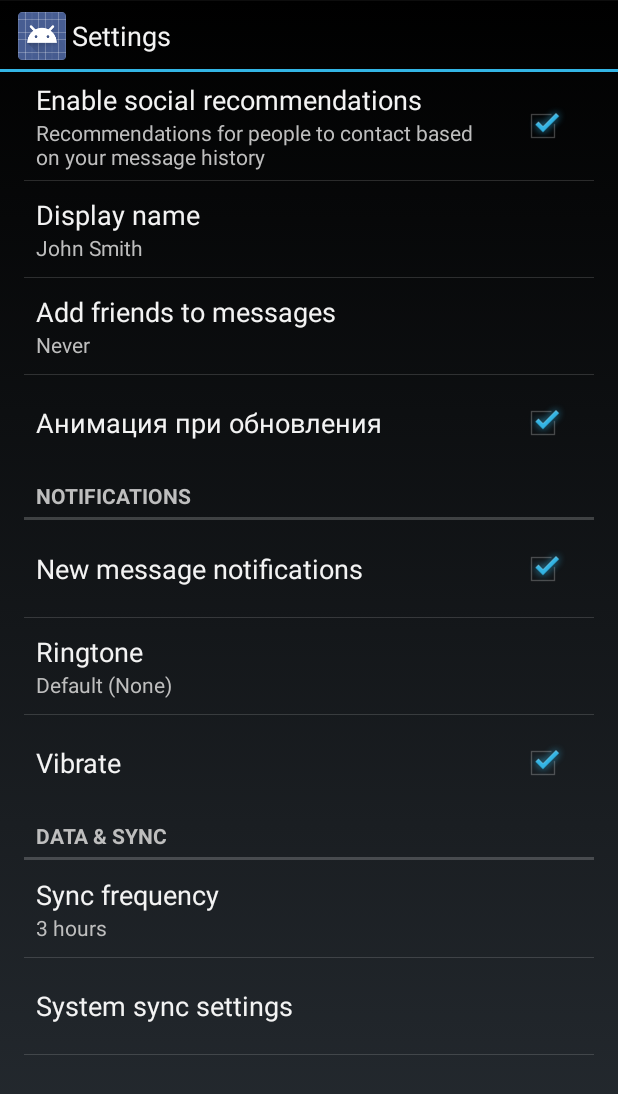
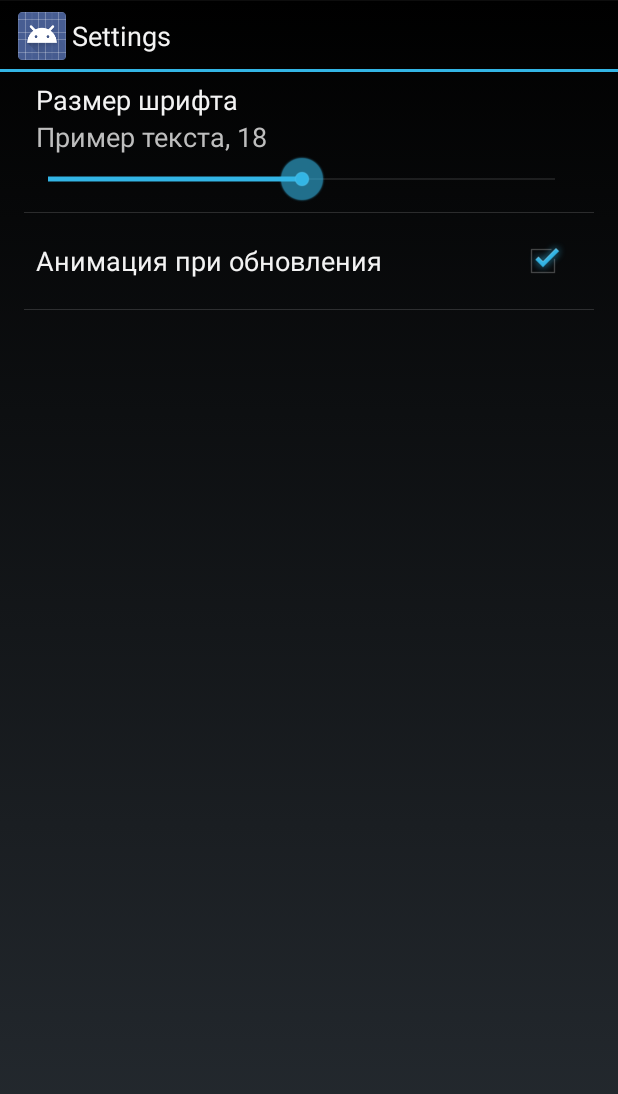
Before and after one commit to funster/another-yet-bash-client, an Android app: the SettingsActivity screen opened directly, with no data from a screen before it, on a phone screen of 412 x 824 dp. Shown: the top 1094 px of the screen. Run offline under Robolectric (Android 15) with nearby library versions, the phone set to English and light mode, and no system bars.

Commit message:
clean up

```diff
--- a/AnotherYetBashClient/build.gradle
+++ b/AnotherYetBashClient/build.gradle
@@ -11,7 +11,7 @@ android {
     buildToolsVersion '20'
 
     defaultConfig {
-        versionCode 2
+        versionCode 3
         versionName '0.1'
         minSdkVersion 17
         targetSdkVersion 19
@@ -37,5 +37,6 @@ android {
     lintOptions {
         quiet true
         abortOnError false
+        checkReleaseBuilds false
     }
 }
--- /dev/null
+++ b/AnotherYetBashClient/src/main/java/ru/aim/anotheryetbashclient/FontPreference.java
@@ -0,0 +1,240 @@
+package ru.aim.anotheryetbashclient;
+
+import android.content.Context;
+import android.content.res.TypedArray;
+import android.os.Parcel;
+import android.os.Parcelable;
+import android.preference.Preference;
+import android.util.AttributeSet;
+import android.view.View;
+import android.widget.SeekBar;
+import android.widget.TextView;
+
+@SuppressWarnings("unused")
+public class FontPreference extends Preference implements SeekBar.OnSeekBarChangeListener {
+
+    TextView exampleTextView;
+    SeekBar seekBar;
+
+    int mMax = 28;
+    int mProgress = 0;
+    boolean mTrackingTouch;
+    int mMinValue;
+    int mMaxValue;
+    int mMidValue;
+
+    public FontPreference(Context context, AttributeSet attrs, int defStyle) {
+        super(context, attrs, defStyle);
+        setLayoutResource(R.layout.preference_seekbar);
+        TypedArray a = context.getTheme().obtainStyledAttributes(android.R.style.TextAppearance_Small, new int[]{android.R.attr.textSize});
+        mMinValue = toSp(a.getString(0));
+        a.recycle();
+        a = context.getTheme().obtainStyledAttributes(android.R.style.TextAppearance_Large, new int[]{android.R.attr.textSize});
+        mMaxValue = toSp(a.getString(0));
+        a.recycle();
+        a = context.getTheme().obtainStyledAttributes(android.R.style.TextAppearance_Medium, new int[]{android.R.attr.textSize});
+        mMidValue = toSp(a.getString(0));
+        a.recycle();
+    }
+
+    static int toSp(String spText) {
+        return Integer.parseInt(spText.replace(".0sp", ""));
+    }
+
+    public FontPreference(Context context, AttributeSet attrs) {
+        this(context, attrs, 0);
+    }
+
+    public FontPreference(Context context) {
+        this(context, null);
+    }
+
+    @Override
+    protected void onBindView(View view) {
+        super.onBindView(view);
+        seekBar = (SeekBar) view.findViewById(R.id.seekbar);
+        seekBar.setOnSeekBarChangeListener(this);
+        mProgress = getPersistedInt(0);
+        if (mProgress == 0) {
+            mProgress = mMidValue - mMinValue;
+        } else {
+            mProgress = mProgress - mMinValue;
+        }
+        seekBar.setProgress(mProgress);
+        seekBar.setMax(mMaxValue - mMinValue);
+        seekBar.setEnabled(isEnabled());
+        exampleTextView = (TextView) view.findViewById(R.id.summary);
+        applyFontSize();
+    }
+
+    @Override
+    public CharSequence getSummary() {
+        return null;
+    }
+
+    @Override
+    protected void onSetInitialValue(boolean restoreValue, Object defaultValue) {
+//        setProgress(restoreValue ? getPersistedInt(mProgress)
+//                : (Integer) defaultValue);
+    }
+
+    @Override
+    protected Object onGetDefaultValue(TypedArray a, int index) {
+        return a.getInt(index, 0);
+    }
+
+    public void setMax(int max) {
+        if (max != mMax) {
+            mMax = max;
+            notifyChanged();
+        }
+    }
+
+    public void setProgress(int progress) {
+        setProgress(progress, true);
+    }
+
+    private void setProgress(int progress, boolean notifyChanged) {
+        if (progress > mMax) {
+            progress = mMax;
+        }
+        if (progress < 0) {
+            progress = 0;
+        }
+        if (progress != mProgress) {
+            mProgress = progress;
+            persistInt(progress + mMinValue);
+            if (notifyChanged) {
+                notifyChanged();
+            }
+        }
+    }
+
+    public int getProgress() {
+        return mProgress;
+    }
+
+    /**
+     * Persist the seekBar's progress value if callChangeListener
+     * returns true, otherwise set the seekBar's progress to the stored value
+     */
+    void syncProgress(SeekBar seekBar) {
+        int progress = seekBar.getProgress();
+        if (progress != mProgress) {
+            if (callChangeListener(progress)) {
+                setProgress(progress, false);
+            } else {
+                seekBar.setProgress(mProgress);
+            }
+        }
+        applyFontSize();
+    }
+
+    void applyFontSize() {
+        int inSp = seekBar.getProgress() + mMinValue;
+        exampleTextView.setTextSize(inSp);
+        exampleTextView.setText(getContext().getString(R.string.font_size_example, inSp));
+    }
+
+    @Override
+    public void onProgressChanged(
+            SeekBar seekBar, int progress, boolean fromUser) {
+        if (fromUser && !mTrackingTouch) {
+            syncProgress(seekBar);
+        }
+    }
+
+    @Override
+    public void onStartTrackingTouch(SeekBar seekBar) {
+        mTrackingTouch = true;
+    }
+
+    @Override
+    public void onStopTrackingTouch(SeekBar seekBar) {
+        mTrackingTouch = false;
+        if (seekBar.getProgress() != mProgress) {
+            syncProgress(seekBar);
+        }
+    }
+
+    @Override
+    protected Parcelable onSaveInstanceState() {
+        /*
+         * Suppose a client uses this preference type without persisting. We
+         * must save the instance state so it is able to, for example, survive
+         * orientation changes.
+         */
+
+        final Parcelable superState = super.onSaveInstanceState();
+        if (isPersistent()) {
+            // No need to save instance state since it's persistent
+            return superState;
+        }
+
+        // Save the instance state
+        final SavedState myState = new SavedState(superState);
+        myState.progress = mProgress;
+        myState.max = mMax;
+        return myState;
+    }
+
+    @Override
+    protected void onRestoreInstanceState(Parcelable state) {
+        if (!state.getClass().equals(SavedState.class)) {
+            // Didn't save state for us in onSaveInstanceState
+            super.onRestoreInstanceState(state);
+            return;
+        }
+
+        // Restore the instance state
+        SavedState myState = (SavedState) state;
+        super.onRestoreInstanceState(myState.getSuperState());
+        mProgress = myState.progress;
+        mMax = myState.max;
+        notifyChanged();
+    }
+
+    /**
+     * SavedState, a subclass of {@link BaseSavedState}, will store the state
+     * of MyPreference, a subclass of Preference.
+     * <p/>
+     * It is important to always call through to super methods.
+     */
+    private static class SavedState extends BaseSavedState {
+        int progress;
+        int max;
+
+        public SavedState(Parcel source) {
+            super(source);
+
+            // Restore the click counter
+            progress = source.readInt();
+            max = source.readInt();
+        }
+
+        @Override
+        public void writeToParcel(Parcel dest, int flags) {
+            super.writeToParcel(dest, flags);
+
+            // Save the click counter
+            dest.writeInt(progress);
+            dest.writeInt(max);
+        }
+
+        public SavedState(Parcelable superState) {
+            super(superState);
+        }
+
+        @SuppressWarnings("unused")
+        public static final Parcelable.Creator<SavedState> CREATOR =
+                new Parcelable.Creator<SavedState>() {
+                    public SavedState createFromParcel(Parcel in) {
+                        return new SavedState(in);
+                    }
+
+                    public SavedState[] newArray(int size) {
+                        return new SavedState[size];
+                    }
+                };
+    }
+}
--- a/AnotherYetBashClient/src/main/java/ru/aim/anotheryetbashclient/SettingsActivity.java
+++ b/AnotherYetBashClient/src/main/java/ru/aim/anotheryetbashclient/SettingsActivity.java
@@ -11,7 +11,6 @@ import android.os.Bundle;
 import android.preference.ListPreference;
 import android.preference.Preference;
 import android.preference.PreferenceActivity;
-import android.preference.PreferenceCategory;
 import android.preference.PreferenceFragment;
 import android.preference.PreferenceManager;
 import android.preference.RingtonePreference;
@@ -68,24 +67,24 @@ public class SettingsActivity extends PreferenceActivity {
         addPreferencesFromResource(R.xml.pref_anim);
 
         // Add 'notifications' preferences, and a corresponding header.
-        PreferenceCategory fakeHeader = new PreferenceCategory(this);
-        fakeHeader.setTitle(R.string.pref_header_notifications);
-        getPreferenceScreen().addPreference(fakeHeader);
-        addPreferencesFromResource(R.xml.pref_notification);
+//        PreferenceCategory fakeHeader = new PreferenceCategory(this);
+//        fakeHeader.setTitle(R.string.pref_header_notifications);
+//        getPreferenceScreen().addPreference(fakeHeader);
+//        addPreferencesFromResource(R.xml.pref_notification);
 
         // Add 'data and sync' preferences, and a corresponding header.
-        fakeHeader = new PreferenceCategory(this);
-        fakeHeader.setTitle(R.string.pref_header_data_sync);
-        getPreferenceScreen().addPreference(fakeHeader);
-        addPreferencesFromResource(R.xml.pref_data_sync);
+        // fakeHeader = new PreferenceCategory(this);
+        // fakeHeader.setTitle(R.string.pref_header_data_sync);
+        // getPreferenceScreen().addPreference(fakeHeader);
+        // addPreferencesFromResource(R.xml.pref_data_sync);
 
         // Bind the summaries of EditText/List/Dialog/Ringtone preferences to
         // their values. When their values change, their summaries are updated
         // to reflect the new value, per the Android Design guidelines.
-        bindPreferenceSummaryToValue(findPreference("example_text"));
-        bindPreferenceSummaryToValue(findPreference("example_list"));
-        bindPreferenceSummaryToValue(findPreference("notifications_new_message_ringtone"));
-        bindPreferenceSummaryToValue(findPreference("sync_frequency"));
+//        bindPreferenceSummaryToValue(findPreference("example_text"));
+//        bindPreferenceSummaryToValue(findPreference("example_list"));
+//        bindPreferenceSummaryToValue(findPreference("notifications_new_message_ringtone"));
+        // bindPreferenceSummaryToValue(findPreference("sync_frequency"));
     }
 
     /** {@inheritDoc} */
@@ -208,13 +207,14 @@ public class SettingsActivity extends PreferenceActivity {
         public void onCreate(Bundle savedInstanceState) {
             super.onCreate(savedInstanceState);
             addPreferencesFromResource(R.xml.pref_general);
+            addPreferencesFromResource(R.xml.pref_anim);
 
             // Bind the summaries of EditText/List/Dialog/Ringtone preferences
             // to their values. When their values change, their summaries are
             // updated to reflect the new value, per the Android Design
             // guidelines.
-            bindPreferenceSummaryToValue(findPreference("example_text"));
-            bindPreferenceSummaryToValue(findPreference("example_list"));
+//            bindPreferenceSummaryToValue(findPreference("example_text"));
+//            bindPreferenceSummaryToValue(findPreference("example_list"));
         }
     }
 
--- /dev/null
+++ b/AnotherYetBashClient/src/main/res/layout/preference_seekbar.xml
@@ -0,0 +1,56 @@
+<?xml version="1.0" encoding="utf-8"?>
+
+<RelativeLayout xmlns:android="http://schemas.android.com/apk/res/android"
+    android:layout_width="match_parent"
+    android:layout_height="wrap_content"
+    android:minHeight="?android:attr/listPreferredItemHeight"
+    android:gravity="center_vertical"
+    android:layout_marginStart="16dip"
+    android:layout_marginEnd="8dip"
+    android:layout_marginTop="6dip"
+    android:layout_marginBottom="6dip"
+    android:paddingTop="6dp"
+    android:paddingBottom="6dp"
+    android:paddingEnd="?android:attr/scrollbarSize">
+
+    <TextView
+        android:paddingLeft="8dp"
+        android:text="@string/font_size_title"
+        android:id="@+id/title"
+        android:layout_width="wrap_content"
+        android:layout_height="wrap_content"
+        android:singleLine="true"
+        android:textAppearance="?android:attr/textAppearanceMedium"
+        android:ellipsize="marquee"
+        android:fadingEdge="horizontal" />
+
+    <TextView
+        android:paddingLeft="8dp"
+        android:id="@+id/summary"
+        android:text="@string/font_size_example"
+        android:layout_width="wrap_content"
+        android:layout_height="wrap_content"
+        android:layout_below="@id/title"
+        android:layout_alignStart="@id/title"
+        android:textAppearance="?android:attr/textAppearanceSmall"
+        android:textColor="?android:attr/textColorSecondary"
+        android:maxLines="4" />
+
+    <LinearLayout
+        android:id="@+id/widget_frame"
+        android:layout_width="wrap_content"
+        android:layout_height="match_parent"
+        android:layout_below="@android:id/summary"
+        android:layout_alignStart="@id/title"
+        android:gravity="center"
+        android:orientation="vertical" />
+
+    <SeekBar
+        android:id="@+id/seekbar"
+        android:layout_width="match_parent"
+        android:layout_height="wrap_content"
+        android:layout_below="@id/summary"
+        android:layout_toEndOf="@id/widget_frame"
+        android:layout_alignParentEnd="true" />
+
+</RelativeLayout>
--- a/AnotherYetBashClient/src/main/res/values/strings.xml
+++ b/AnotherYetBashClient/src/main/res/values/strings.xml
@@ -77,4 +77,6 @@
     <string name="add_to_favorites">Add to favorites</string>
     <string name="error_send_request">Не удалось отправить запрос</string>
     <string name="vote_accepted">Ваш голос учтён</string>
+    <string name="font_size_title">Размер шрифта</string>
+    <string name="font_size_example">Пример текста, %s</string>
 </resources>
--- a/AnotherYetBashClient/src/main/res/xml/pref_general.xml
+++ b/AnotherYetBashClient/src/main/res/xml/pref_general.xml
@@ -1,33 +1,39 @@
 <PreferenceScreen xmlns:android="http://schemas.android.com/apk/res/android">
 
-    <CheckBoxPreference
-            android:key="example_checkbox"
-            android:title="@string/pref_title_social_recommendations"
-            android:summary="@string/pref_description_social_recommendations"
-            android:defaultValue="true"/>
+    <!--<CheckBoxPreference-->
+            <!--android:key="example_checkbox"-->
+            <!--android:title="@string/pref_title_social_recommendations"-->
+            <!--android:summary="@string/pref_description_social_recommendations"-->
+            <!--android:defaultValue="true"/>-->
 
-    <!-- NOTE: EditTextPreference accepts EditText attributes. -->
-    <!-- NOTE: EditTextPreference's summary should be set to its value by the activity code. -->
-    <EditTextPreference
-            android:key="example_text"
-            android:title="@string/pref_title_display_name"
-            android:defaultValue="@string/pref_default_display_name"
-            android:selectAllOnFocus="true"
-            android:inputType="textCapWords"
-            android:capitalize="words"
-            android:singleLine="true"
-            android:maxLines="1"/>
+    <!--&lt;!&ndash; NOTE: EditTextPreference accepts EditText attributes. &ndash;&gt;-->
+    <!--&lt;!&ndash; NOTE: EditTextPreference's summary should be set to its value by the activity code. &ndash;&gt;-->
+    <!--<EditTextPreference-->
+            <!--android:key="example_text"-->
+            <!--android:title="@string/pref_title_display_name"-->
+            <!--android:defaultValue="@string/pref_default_display_name"-->
+            <!--android:selectAllOnFocus="true"-->
+            <!--android:inputType="textCapWords"-->
+            <!--android:capitalize="words"-->
+            <!--android:singleLine="true"-->
+            <!--android:maxLines="1"/>-->
 
-    <!-- NOTE: Hide buttons to simplify the UI. Users can touch outside the dialog to
-         dismiss it. -->
-    <!-- NOTE: ListPreference's summary should be set to its value by the activity code. -->
-    <ListPreference
-            android:key="example_list"
-            android:title="@string/pref_title_add_friends_to_messages"
-            android:defaultValue="-1"
-            android:entries="@array/pref_example_list_titles"
-            android:entryValues="@array/pref_example_list_values"
-            android:negativeButtonText="@null"
-            android:positiveButtonText="@null"/>
+    <!--&lt;!&ndash; NOTE: Hide buttons to simplify the UI. Users can touch outside the dialog to-->
+         <!--dismiss it. &ndash;&gt;-->
+    <!--&lt;!&ndash; NOTE: ListPreference's summary should be set to its value by the activity code. &ndash;&gt;-->
+    <!--<ListPreference-->
+            <!--android:key="example_list"-->
+            <!--android:title="@string/pref_title_add_friends_to_messages"-->
+            <!--android:defaultValue="-1"-->
+            <!--android:entries="@array/pref_example_list_titles"-->
+            <!--android:entryValues="@array/pref_example_list_values"-->
+            <!--android:negativeButtonText="@null"-->
+            <!--android:positiveButtonText="@null"/>-->
+
+    <ru.aim.anotheryetbashclient.FontPreference
+        android:max="24"
+        android:key="font_size"
+        android:title="Font size"
+        android:summary="Set font size"/>
 
 </PreferenceScreen>
--- a/AnotherYetBashClient/src/main/res/xml/pref_headers.xml
+++ b/AnotherYetBashClient/src/main/res/xml/pref_headers.xml
@@ -10,8 +10,8 @@
         android:fragment="ru.aim.anotheryetbashclient.SettingsActivity$NotificationPreferenceFragment"
         android:title="@string/pref_header_notifications" />
 
-    <header
-        android:fragment="ru.aim.anotheryetbashclient.SettingsActivity$DataSyncPreferenceFragment"
-        android:title="@string/pref_header_data_sync" />
+    <!--<header-->
+        <!--android:fragment="ru.aim.anotheryetbashclient.SettingsActivity$DataSyncPreferenceFragment"-->
+        <!--android:title="@string/pref_header_data_sync" />-->
 
 </preference-headers>
```
Also changed, not shown: AnotherYetBashClient/src/main/java/ru/aim/anotheryetbashclient/QuotesAdapter.java (+9 -2 lines), AnotherYetBashClient/src/main/java/ru/aim/anotheryetbashclient/SettingsHelper.java (+14 -0 lines), AnotherYetBashClient/src/main/java/ru/aim/anotheryetbashclient/fragments/BestFragment.java (+26 -45 lines), 1 other file.
